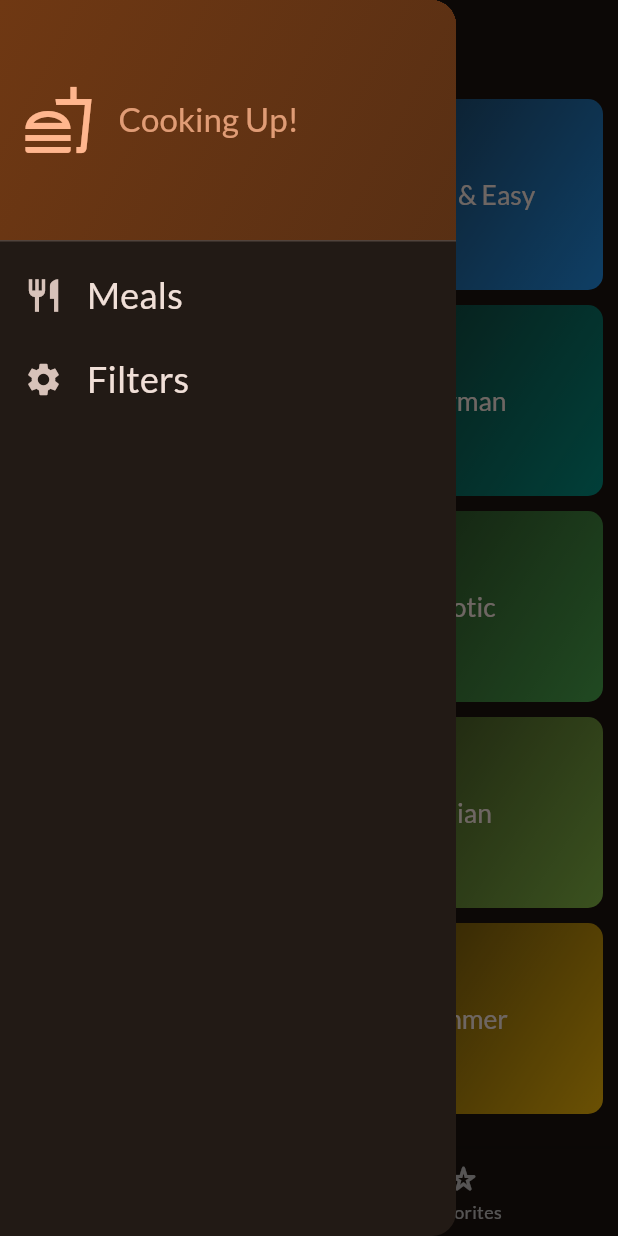
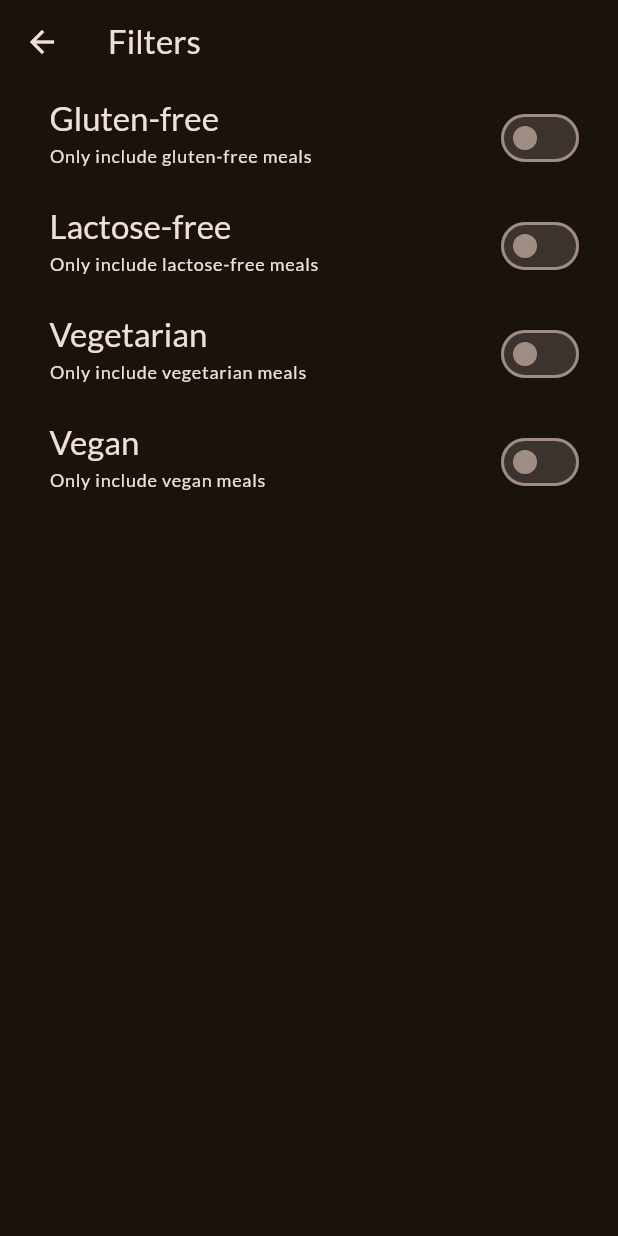
Before and after one commit to Nikhila-KS/FlutterQuasar, a Flutter app: the screen it shows after launch, in the side drawer, after a tap on "Filters", on a phone screen of 412 x 824 dp. Run offline on Flutter 3.47's test engine with Material 2 defaults, Android fonts, the light colour scheme and no system bars; our stand-ins replace google_fonts, transparent_image.

Commit message:
day4july

```diff
--- a/1.Easy_projects/app_5_meal_app/lib/screens/categories.dart
+++ b/1.Easy_projects/app_5_meal_app/lib/screens/categories.dart
@@ -6,12 +6,13 @@ import 'package:app_4_meal_app/widgets/category_grid_item.dart';
 import 'package:app_4_meal_app/data/dummy_data.dart';
 
 class CategoriesScreen extends StatelessWidget {
-  const CategoriesScreen({super.key, required this.onToggleFavourite});
+  const CategoriesScreen({super.key, required this.onToggleFavourite, required this.availableMeals});
 
   final void Function(Meal meal) onToggleFavourite;
+  final List<Meal> availableMeals;
 
   void _selectCategory(BuildContext context, Category category) {
-    final filteredMeals=dummyMeals.where((meal) => meal.categories.contains(category.id)).toList();
+    final filteredMeals=availableMeals.where((meal) => meal.categories.contains(category.id)).toList();
     Navigator.of(context).push(
       MaterialPageRoute(
         builder: (ctx) =>  MealsScreen(  // it acts as a loop and returns a list of meals
--- /dev/null
+++ b/1.Easy_projects/app_5_meal_app/lib/screens/filters.dart
@@ -0,0 +1,157 @@
+import 'package:flutter/material.dart';
+
+
+enum Filter{  // enum is a special data type that enables for a variable to be a set of predefined constants
+  GlutenFree,
+  LactoseFree,
+  Vegetarian,
+  Vegan,
+}
+
+class FilterScreen extends StatefulWidget {
+  const FilterScreen({super.key});
+
+  @override
+  State<FilterScreen> createState() => _FilterScreenState();
+}
+
+class _FilterScreenState extends State<FilterScreen> {
+
+  var _glutenFreeFilterSet = false;
+  var _lactoseFreeFilterSet = false;
+  var _vegetarianFilterSet = false;
+  var _veganFilterSet = false;
+
+  @override
+  Widget build(BuildContext context) {
+    return Scaffold(
+      appBar: AppBar(
+        title: const Text('Filters'),
+      ),
+
+    //  drawer: MainDrawer(onSeletScreen: ((identifier) {
+    //    Navigator.of(context).pop();
+    //    if(identifier=='Meals'){
+    //      Navigator.of(context).push(
+    //       // differnce between push and push replacement is push replacement will replace the
+    //       //current screen with the new screen but push push into the stack
+    //        MaterialPageRoute(
+    //          builder: (ctx) => const TabsScreen()
+    //          ),
+    //      );
+    //    }
+    //  }
+    //  ),),
+
+      body : WillPopScope(
+        onWillPop: (() async {
+          Navigator.of(context).pop( // we are passing the data back to the previous screen where push was called to filter the meals
+            {
+          Filter.GlutenFree : _glutenFreeFilterSet,
+          Filter.LactoseFree : _lactoseFreeFilterSet,
+          Filter.Vegetarian : _vegetarianFilterSet,
+          Filter.Vegan : _veganFilterSet,
+            }
+          );
+          return false; // if we return true then it will pop the screen but we dont want that
+
+        }),
+        child: Column(
+          children: [
+            SwitchListTile(
+              value: _glutenFreeFilterSet,
+              onChanged: (isChecked){
+                setState(() {
+                  _glutenFreeFilterSet = isChecked;
+                });
+              },
+              title: Text(
+                'Gluten-free',
+                style: Theme.of(context).textTheme.titleLarge!.copyWith(
+                  color: Theme.of(context).colorScheme.onBackground,
+                ),
+                ),
+              subtitle: Text(
+                'Only include gluten-free meals',
+                style: Theme.of(context).textTheme.labelMedium!.copyWith(
+                  color: Theme.of(context).colorScheme.onBackground,
+                ),
+              ),
+              activeColor: Theme.of(context).colorScheme.tertiary,
+              contentPadding: const EdgeInsets.only(left:33,right:22),
+              ),
+
+              SwitchListTile(
+              value: _lactoseFreeFilterSet,
+              onChanged: (isChecked){
+                setState(() {
+                  _lactoseFreeFilterSet = isChecked;
+                });
+              },
+              title: Text(
+                'Lactose-free',
+                style: Theme.of(context).textTheme.titleLarge!.copyWith(
+                  color: Theme.of(context).colorScheme.onBackground,
+                ),
+                ),
+              subtitle: Text(
+                'Only include lactose-free meals',
+                style: Theme.of(context).textTheme.labelMedium!.copyWith(
+                  color: Theme.of(context).colorScheme.onBackground,
+                ),
+              ),
+              activeColor: Theme.of(context).colorScheme.tertiary,
+              contentPadding: const EdgeInsets.only(left:33,right:22),
+              ),
+
+              SwitchListTile(
+              value: _vegetarianFilterSet,
+              onChanged: (isChecked){
+                setState(() {
+                  _vegetarianFilterSet = isChecked;
+                });
+              },
+              title: Text(
+                'Vegetarian',
+                style: Theme.of(context).textTheme.titleLarge!.copyWith(
+                  color: Theme.of(context).colorScheme.onBackground,
+                ),
+                ),
+              subtitle: Text(
+                'Only include vegetarian meals',
+                style: Theme.of(context).textTheme.labelMedium!.copyWith(
+                  color: Theme.of(context).colorScheme.onBackground,
+                ),
+              ),
+              activeColor: Theme.of(context).colorScheme.tertiary,
+              contentPadding: const EdgeInsets.only(left:33,right:22),
+              ),
+
+              SwitchListTile(
+              value: _veganFilterSet,
+              onChanged: (isChecked){
+                setState(() {
+                  _veganFilterSet = isChecked;
+                });
+              },
+              title: Text(
+                'Vegan',
+                style: Theme.of(context).textTheme.titleLarge!.copyWith(
+                  color: Theme.of(context).colorScheme.onBackground,
+                ),
+                ),
+              subtitle: Text(
+                'Only include vegan meals',
+                style: Theme.of(context).textTheme.labelMedium!.copyWith(
+                  color: Theme.of(context).colorScheme.onBackground,
+                ),
+              ),
+              activeColor: Theme.of(context).colorScheme.tertiary,
+              contentPadding: const EdgeInsets.only(left:33,right:22),
+              ),
+          ],
+        ),
+      )
+    );
+  }
+}
--- a/1.Easy_projects/app_5_meal_app/lib/screens/tabs.dart
+++ b/1.Easy_projects/app_5_meal_app/lib/screens/tabs.dart
@@ -1,8 +1,18 @@
+import 'package:app_4_meal_app/data/dummy_data.dart';
 import 'package:app_4_meal_app/models/meal.dart';
 import 'package:app_4_meal_app/screens/categories.dart';
+import 'package:app_4_meal_app/screens/filters.dart';
 import 'package:app_4_meal_app/screens/meals.dart';
 import 'package:app_4_meal_app/widgets/main_drawer.dart';
 import 'package:flutter/material.dart';
+
+
+const kInitialFilter={
+  Filter.GlutenFree : false,
+  Filter.LactoseFree : false,
+  Filter.Vegetarian : false,
+  Filter.Vegan : false,
+};
 
 class TabsScreen extends StatefulWidget {
   const TabsScreen({super.key});
@@ -14,6 +24,8 @@ class TabsScreen extends StatefulWidget {
 class _TabsScreenState extends State<TabsScreen> {
   int selectedPageIndex = 0;
   final List<Meal> _favouriteMeals = [];
+
+  Map<Filter,bool> _selectedFilters = kInitialFilter;
 
   void _showInfoMessageSnackbar(String message){
     ScaffoldMessenger.of(context).clearSnackBars();
@@ -48,15 +60,45 @@ class _TabsScreenState extends State<TabsScreen> {
     });
   }
 
-  void _setScreen(String identifier){
-    if(identifier==)
+  void _setScreen(String identifier) async{
+    Navigator.of(context).pop();
+    if(identifier=='filters'){
+      final result = await Navigator.of(context).push<Map<Filter,bool>>(   // we need to store the data that we get from the filter screen
+        MaterialPageRoute(
+          builder: (ctx) => const FilterScreen(),
+        )
+      );
+      // print('oooooooooooooooooooooooooooooooooooooooooooooooooooooooooooooooooo\n$result\noooooooooooooooooooooooooooooooooooooooooooooooooooooooooooooooooo');
+
+      setState(() {
+        _selectedFilters = result??kInitialFilter;
+      });
+    }
   }
 
   @override
 
 
   Widget build(BuildContext context) {
-    Widget activeScreen =   CategoriesScreen(onToggleFavourite: toggleMealFavouriteStatus,);
+    final availableMeals = dummyMeals.where((meal){
+       if(_selectedFilters[Filter.GlutenFree]! && !meal.isGlutenFree){
+         return false;
+       }
+        if(_selectedFilters[Filter.LactoseFree]! && !meal.isLactoseFree){
+          return false;
+        }
+        if(_selectedFilters[Filter.Vegetarian]! && !meal.isVegetarian){
+          return false;
+        }
+        if(_selectedFilters[Filter.Vegan]! && !meal.isVegan){
+          return false;
+        }
+        return true;
+    }).toList();
+    Widget activeScreen =   CategoriesScreen(
+      onToggleFavourite: toggleMealFavouriteStatus,
+      availableMeals: availableMeals,
+      );
     var activeScreenTitle = 'Categories';
 
     if(selectedPageIndex==1){
--- a/1.Easy_projects/app_5_meal_app/lib/widgets/main_drawer.dart
+++ b/1.Easy_projects/app_5_meal_app/lib/widgets/main_drawer.dart
@@ -60,7 +60,7 @@ class MainDrawer extends StatelessWidget {
                   color: Theme.of(context).colorScheme.onBackground,fontSize: 24,
                 ),),
               onTap: (){
-                onSeletScreen('Filters');
+                onSeletScreen('filters');
               },
             ),
 
```
